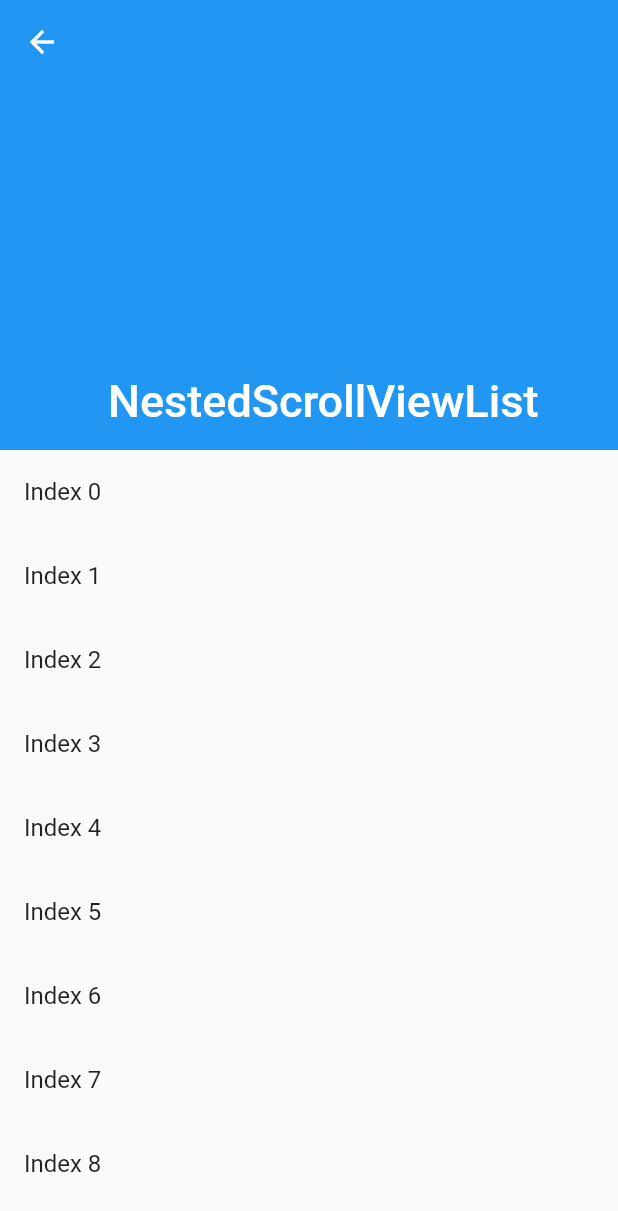
After one commit to LaelLuo/flutter_demo, a Flutter app: the NestedScrollViewListPage screen opened by its route, on a phone screen of 412 x 824 dp. The commit adds this screen. Shown: the top 1211 px of the screen. Run offline on Flutter 3.47's test engine with Material 2 defaults, Android fonts, the phone set to English and light mode, and no system bars; missing offline and left inert: flutter_picker.

Commit message:
新增: NestedScrollViewListPage

```diff
--- /dev/null
+++ b/lib/pages/nested_scroll_view_list/page.dart
@@ -0,0 +1,34 @@
+import 'package:flutter/material.dart';
+import 'package:flutter_picker_demo/core/base/base_widget.dart';
+
+///目的: 为了测试NestedScrollView是否会拦截FlexibleSpaceBar的background的手势
+///测试结果: NestedScrollView会拦截FlexibleSpaceBar的background的手势
+class NestedScrollViewListPage extends BaseStatelessWidget {
+  @override
+  Widget build(BuildContext context) {
+    return Scaffold(
+      body: NestedScrollView(
+        headerSliverBuilder: (context, showShadow) => <Widget>[
+          SliverAppBar(
+            pinned: true,
+            expandedHeight: 300,
+            flexibleSpace: FlexibleSpaceBar(
+              title: Text(title),
+            ),
+          ),
+        ],
+        body: RefreshIndicator(
+          child: ListView.builder(
+            itemBuilder: (context, index) => ListTile(
+              title: Text("Index $index"),
+            ),
+          ),
+          onRefresh: () => Future.delayed(Duration(seconds: 2)),
+        ),
+      ),
+    );
+  }
+
+  @override
+  String get routerName => "NestedScrollViewList";
+}
--- a/lib/routers.dart
+++ b/lib/routers.dart
@@ -3,6 +3,7 @@ import 'package:flutter_picker_demo/pages/chip/page.dart';
 import 'package:flutter_picker_demo/pages/counter/page.dart';
 import 'package:flutter_picker_demo/pages/custom_paint/page.dart';
 import 'package:flutter_picker_demo/pages/home/page.dart';
+import 'package:flutter_picker_demo/pages/nested_scroll_view_list/page.dart';
 import 'package:flutter_picker_demo/pages/picker/page.dart';
 import 'package:flutter_picker_demo/pages/transform/page.dart';
 
@@ -13,6 +14,7 @@ var routers = <dynamic>[
   TransformPage(),
   CustomPaintPage(),
   ChipPage(),
+  NestedScrollViewListPage(),
 ];
 
 Map<String, WidgetBuilder> get routerMap {
```
